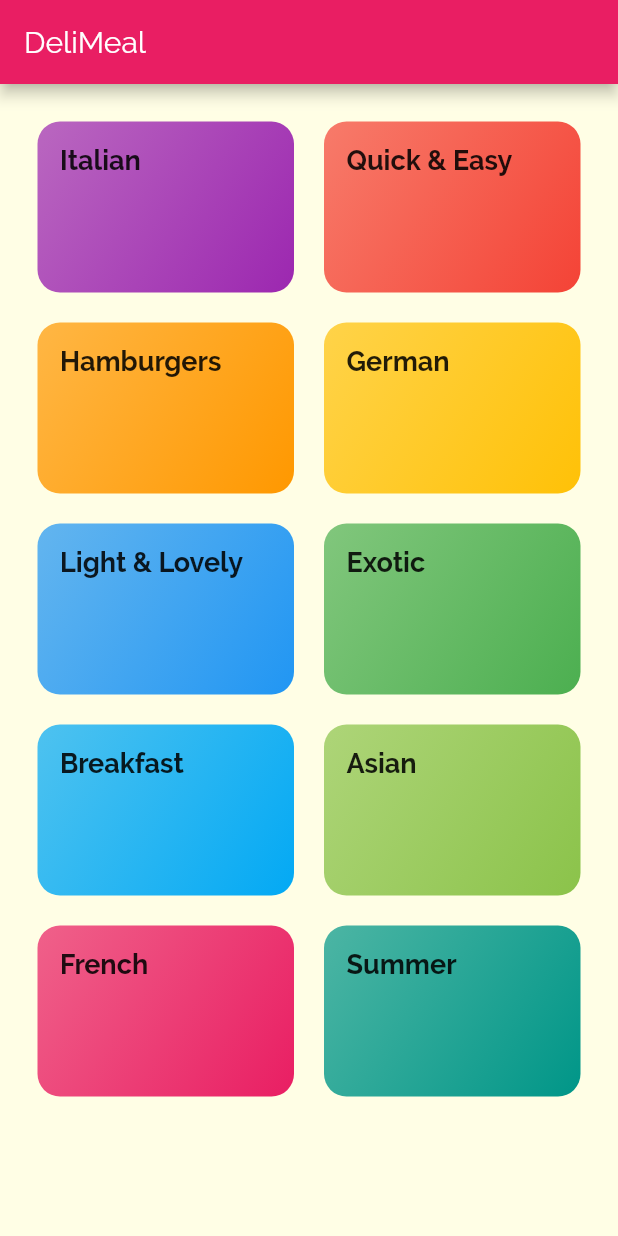
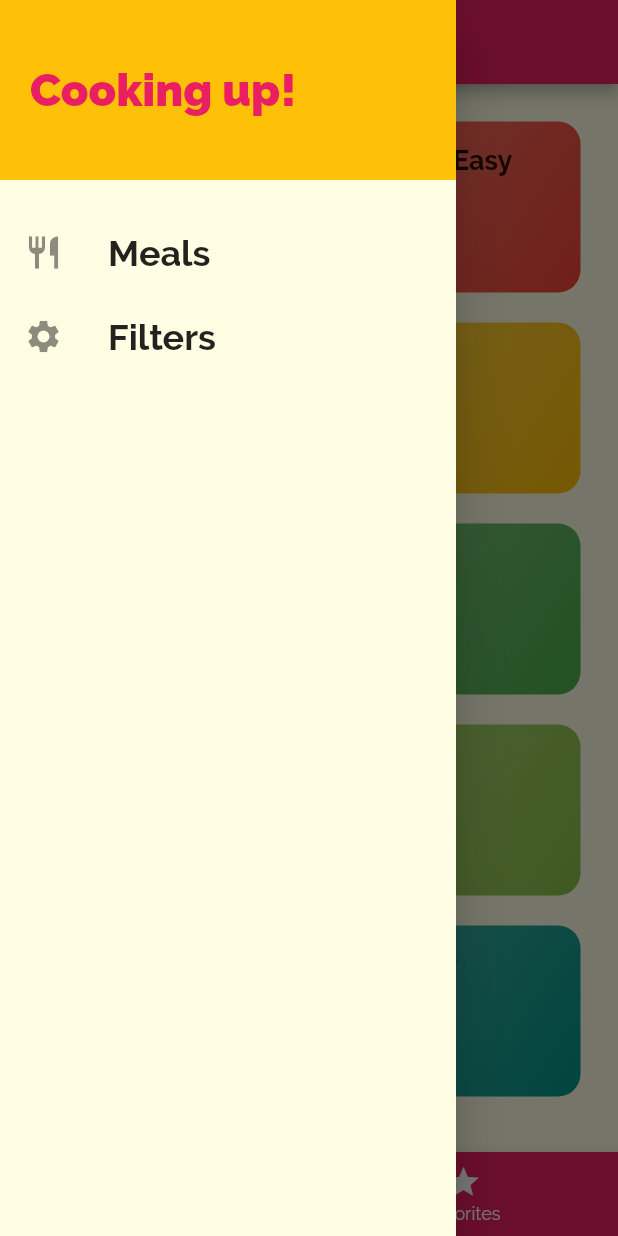
Before and after one commit to dev-marceloborba/flutter_app2, a Flutter app: the screen it shows after launch, with the side drawer open (before the commit the screen has no drawer), on a phone screen of 412 x 824 dp. Run offline on Flutter 3.47's test engine with Material 2 defaults, Android fonts, the phone set to English and light mode, and no system bars.

Commit message:
added drawer

```diff
--- a/lib/main.dart
+++ b/lib/main.dart
@@ -1,6 +1,8 @@
 import 'package:flutter/material.dart';
 import 'package:flutter_app02/pages/category_meals.dart';
+import 'package:flutter_app02/pages/filters.dart';
 import 'package:flutter_app02/pages/meal_detail.dart';
+import 'package:flutter_app02/pages/tabs.dart';
 
 import './pages/categories.dart';
 
@@ -27,10 +29,13 @@ class MyApp extends StatelessWidget {
               ),
             ),
       ),
-      home: Categories(),
+      //home: Categories(),
+      initialRoute: '/',
       routes: {
+        '/': (ctx) => TabsScreen(),
         CategoryMeals.routeName: (ctx) => CategoryMeals(),
-        MealDetailScreen.routeName: (ctx) => MealDetailScreen()
+        MealDetailScreen.routeName: (ctx) => MealDetailScreen(),
+        FilterScreen.routeName: (ctx) => FilterScreen(),
       },
       onGenerateRoute: (settings) {
         print(settings.arguments);
--- a/lib/pages/categories.dart
+++ b/lib/pages/categories.dart
@@ -6,11 +6,7 @@ import '../widgets/category_item.dart';
 class Categories extends StatelessWidget {
   @override
   Widget build(BuildContext context) {
-    return Scaffold(
-      appBar: AppBar(
-        title: Text('DeliMeal'),
-      ),
-      body: GridView(
+    return GridView(
       padding: const EdgeInsets.all(25),
       children: DUMMY_CATEGORIES
           .map(
@@ -27,7 +23,6 @@ class Categories extends StatelessWidget {
         crossAxisSpacing: 20,
         mainAxisSpacing: 20,
       ),
-      ),
     );
   }
 }
--- /dev/null
+++ b/lib/pages/filters.dart
@@ -0,0 +1,18 @@
+import 'package:flutter/material.dart';
+import 'package:flutter_app02/widgets/main_drawer.dart';
+
+class FilterScreen extends StatelessWidget {
+  static const routeName = '/filters';
+  @override
+  Widget build(BuildContext context) {
+    return Scaffold(
+      appBar: AppBar(
+        title: Text('Your Filters'),
+      ),
+      drawer: MainDrawer(),
+      body: Center(
+        child: Text('Filters!'),
+      ),
+    );
+  }
+}
--- /dev/null
+++ b/lib/pages/tabs.dart
@@ -0,0 +1,61 @@
+import 'package:flutter/material.dart';
+import 'package:flutter_app02/pages/categories.dart';
+import 'package:flutter_app02/pages/favorites.dart';
+import 'package:flutter_app02/widgets/main_drawer.dart';
+
+class TabsScreen extends StatefulWidget {
+  @override
+  _TabsScreenState createState() => _TabsScreenState();
+}
+
+class _TabsScreenState extends State<TabsScreen> {
+  final List<Map<String, Object>> _pages = [
+    {
+      'page': Categories(),
+      'title': 'Categories',
+    },
+    {
+      'page': FavoritesScreen(),
+      'title': 'Your Favorite',
+    },
+  ];
+
+  int _selectedPageIndex = 0;
+
+  void _selectPage(int index) {
+    setState(() {
+      _selectedPageIndex = index;
+    });
+  }
+
+  @override
+  Widget build(BuildContext context) {
+    return Scaffold(
+      appBar: AppBar(
+        title: Text(_pages[_selectedPageIndex]['title']),
+      ),
+      drawer: MainDrawer(),
+      body: _pages[_selectedPageIndex]['page'],
+      bottomNavigationBar: BottomNavigationBar(
+        onTap: _selectPage,
+        backgroundColor: Theme.of(context).primaryColor,
+        unselectedItemColor: Colors.white,
+        selectedItemColor: Theme.of(context).accentColor,
+        currentIndex: _selectedPageIndex,
+        type: BottomNavigationBarType.fixed,
+        items: [
+          BottomNavigationBarItem(
+            backgroundColor: Theme.of(context).primaryColor,
+            icon: Icon(Icons.category),
+            title: Text('Categories'),
+          ),
+          BottomNavigationBarItem(
+            backgroundColor: Theme.of(context).primaryColor,
+            icon: Icon(Icons.star),
+            title: Text('Favorites'),
+          ),
+        ],
+      ),
+    );
+  }
+}
--- /dev/null
+++ b/lib/widgets/main_drawer.dart
@@ -0,0 +1,56 @@
+import 'package:flutter/material.dart';
+import 'package:flutter_app02/pages/filters.dart';
+
+class MainDrawer extends StatelessWidget {
+  Widget buildListTile(String title, IconData icon, Function tapHandler) {
+    return ListTile(
+      leading: Icon(
+        icon,
+        size: 26,
+      ),
+      title: Text(
+        title,
+        style: TextStyle(
+          fontFamily: 'RobotoCondensed',
+          fontSize: 24,
+          fontWeight: FontWeight.bold,
+        ),
+      ),
+      onTap: tapHandler,
+    );
+  }
+
+  @override
+  Widget build(BuildContext context) {
+    return Drawer(
+      child: Column(
+        children: <Widget>[
+          Container(
+            height: 120,
+            width: double.infinity,
+            padding: EdgeInsets.all(20),
+            alignment: Alignment.centerLeft,
+            color: Theme.of(context).accentColor,
+            child: Text(
+              'Cooking up!',
+              style: TextStyle(
+                fontWeight: FontWeight.w900,
+                fontSize: 30,
+                color: Theme.of(context).primaryColor,
+              ),
+            ),
+          ),
+          SizedBox(
+            height: 20,
+          ),
+          buildListTile('Meals', Icons.restaurant, () {
+            Navigator.of(context).pushReplacementNamed('/');
+          }),
+          buildListTile('Filters', Icons.settings, () {
+            Navigator.of(context).pushReplacementNamed(FilterScreen.routeName);
+          }),
+        ],
+      ),
+    );
+  }
+}
```
Also changed, not shown: lib/pages/favorites.dart (added, +10 -0 lines), lib/pages/meal_detail.dart (+56 -20 lines). Lines whose indentation alone changed are shown as unchanged.
